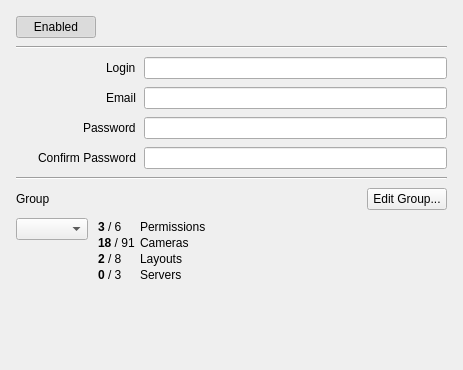
First picture: the form in client/src/ui/widgets/properties/user_settings_widget.ui, repository networkoptix/nx_open, before the edit.
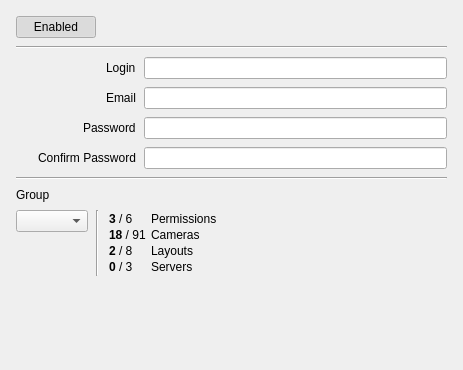
Second picture: the form after the edit.

Commit message:
VMS-2326: User groups - UI
<==== Mercurial data ====>
Branch: dev_3.0.0_gui

```diff
--- a/client/src/ui/widgets/properties/user_settings_widget.ui
+++ b/client/src/ui/widgets/properties/user_settings_widget.ui
@@ -115,7 +115,7 @@
     </widget>
    </item>
    <item>
-    <layout class="QGridLayout" name="gridLayout" columnstretch="0,1">
+    <layout class="QGridLayout" name="gridLayout" columnstretch="0,0,1">
      <item row="0" column="0">
       <widget class="QLabel" name="groupLabel">
        <property name="text">
@@ -133,7 +133,7 @@
        </property>
       </widget>
      </item>
-     <item row="1" column="1">
+     <item row="1" column="2">
       <widget class="QLabel" name="permissionsLabel">
        <property name="text">
         <string notr="true">&lt;table&gt;
@@ -148,16 +148,10 @@
        </property>
       </widget>
      </item>
-     <item row="0" column="1" alignment="Qt::AlignRight">
-      <widget class="QPushButton" name="editGroupButton">
-       <property name="sizePolicy">
-        <sizepolicy hsizetype="Fixed" vsizetype="Fixed">
-         <horstretch>0</horstretch>
-         <verstretch>0</verstretch>
-        </sizepolicy>
-       </property>
-       <property name="text">
-        <string>Edit Group...</string>
+     <item row="1" column="1">
+      <widget class="Line" name="line">
+       <property name="orientation">
+        <enum>Qt::Vertical</enum>
        </property>
       </widget>
      </item>
```
The commit also changes 18 other files.
